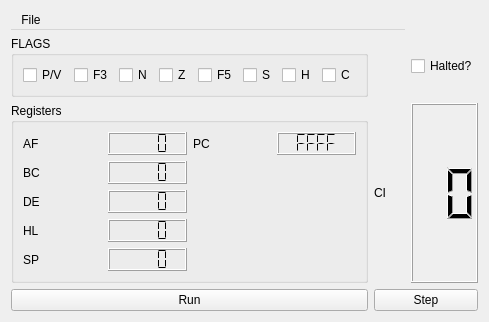
Above: ui/main.ui from AeroNotix/z80 before the change. Below: the same form after it.
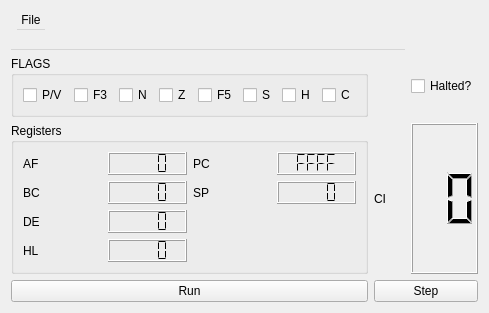
That is the form after the change.

Patch:
```diff
--- a/ui/main.ui
+++ b/ui/main.ui
@@ -35,16 +35,6 @@
       <bool>false</bool>
      </property>
      <layout class="QGridLayout" name="gridLayout">
-      <item row="4" column="2">
-       <widget class="QLabel" name="label_SP_Reg">
-        <property name="text">
-         <string>SP</string>
-        </property>
-        <property name="buddy">
-         <cstring>SP_Reg</cstring>
-        </property>
-       </widget>
-      </item>
       <item row="1" column="3">
        <widget class="QLCDNumber" name="BC_Reg">
         <property name="numDigits">
@@ -126,22 +116,6 @@
         </property>
        </widget>
       </item>
-      <item row="4" column="3">
-       <widget class="QLCDNumber" name="SP_Reg">
-        <property name="numDigits">
-         <number>4</number>
-        </property>
-        <property name="mode">
-         <enum>QLCDNumber::Hex</enum>
-        </property>
-        <property name="segmentStyle">
-         <enum>QLCDNumber::Flat</enum>
-        </property>
-        <property name="readOnly" stdset="0">
-         <bool>true</bool>
-        </property>
-       </widget>
-      </item>
       <item row="2" column="2">
        <widget class="QLabel" name="label_D_Reg">
         <property name="text">
@@ -191,6 +165,32 @@
         </property>
        </widget>
       </item>
+      <item row="1" column="5">
+       <widget class="QLCDNumber" name="SP_Reg">
+        <property name="numDigits">
+         <number>4</number>
+        </property>
+        <property name="mode">
+         <enum>QLCDNumber::Hex</enum>
+        </property>
+        <property name="segmentStyle">
+         <enum>QLCDNumber::Flat</enum>
+        </property>
+        <property name="readOnly" stdset="0">
+         <bool>true</bool>
+        </property>
+       </widget>
+      </item>
+      <item row="1" column="4">
+       <widget class="QLabel" name="label_SP_Reg">
+        <property name="text">
+         <string>SP</string>
+        </property>
+        <property name="buddy">
+         <cstring>SP_Reg</cstring>
+        </property>
+       </widget>
+      </item>
      </layout>
     </widget>
    </item>
```
